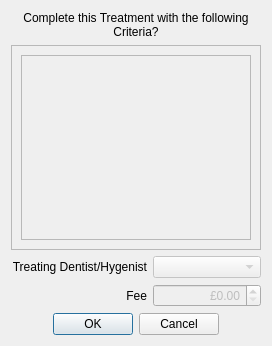
The window that qt-designer/completeTreatment.ui (rowinggolfer/openmolar1) describes before a commit, drawn with Qt 5.
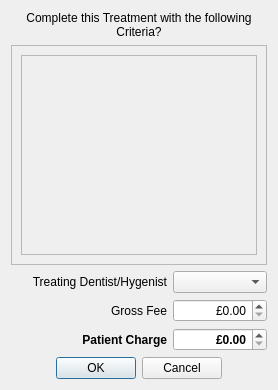
The same window after the commit.

What changed in the file:
```diff
--- a/qt-designer/completeTreatment.ui
+++ b/qt-designer/completeTreatment.ui
@@ -1,12 +1,12 @@
 <ui version="4.0" >
  <class>Dialog</class>
- <widget class="QDialog" name="Dialog" >
-  <property name="geometry" >
+ <widget class="QDialog" name="Dialog">
+  <property name="geometry">
    <rect>
     <x>0</x>
     <y>0</y>
-    <width>272</width>
-    <height>346</height>
+    <width>278</width>
+    <height>390</height>
    </rect>
   </property>
   <property name="windowTitle" >
@@ -37,13 +37,13 @@
      <property name="widgetResizable" >
       <bool>true</bool>
      </property>
-     <widget class="QWidget" name="scrollAreaWidgetContents" >
-      <property name="geometry" >
+     <widget class="QWidget" name="scrollAreaWidgetContents">
+      <property name="geometry">
        <rect>
         <x>0</x>
         <y>0</y>
-        <width>250</width>
-        <height>183</height>
+        <width>256</width>
+        <height>204</height>
        </rect>
       </property>
       <layout class="QVBoxLayout" name="verticalLayout" >
@@ -71,29 +71,47 @@
      </property>
     </widget>
    </item>
-   <item row="2" column="1" >
-    <widget class="QComboBox" name="dnt_comboBox" >
-     <property name="enabled" >
-      <bool>false</bool>
+   <item row="2" column="1">
+    <widget class="QComboBox" name="dnt_comboBox">
+     <property name="enabled">
+      <bool>true</bool>
      </property>
+     <property name="maximumSize">
+      <size>
+       <width>94</width>
+       <height>16777215</height>
+      </size>
+     </property>
+     <property name="font">
+      <font>
+       <weight>75</weight>
+       <bold>true</bold>
+      </font>
+     </property>
     </widget>
    </item>
-   <item row="3" column="0" >
-    <widget class="QLabel" name="label_4" >
-     <property name="text" >
-      <string>Fee</string>
+   <item row="3" column="0">
+    <widget class="QLabel" name="label_4">
+     <property name="text">
+      <string>Gross Fee</string>
      </property>
      <property name="alignment" >
       <set>Qt::AlignRight|Qt::AlignTrailing|Qt::AlignVCenter</set>
      </property>
     </widget>
    </item>
-   <item row="3" column="1" >
-    <widget class="QDoubleSpinBox" name="fee_doubleSpinBox" >
-     <property name="enabled" >
-      <bool>false</bool>
+   <item row="3" column="1">
+    <widget class="QDoubleSpinBox" name="fee_doubleSpinBox">
+     <property name="enabled">
+      <bool>true</bool>
      </property>
-     <property name="alignment" >
+     <property name="maximumSize">
+      <size>
+       <width>94</width>
+       <height>16777215</height>
+      </size>
+     </property>
+     <property name="alignment">
       <set>Qt::AlignRight|Qt::AlignTrailing|Qt::AlignVCenter</set>
      </property>
      <property name="prefix" >
@@ -104,9 +122,53 @@
      </property>
     </widget>
    </item>
-   <item row="4" column="0" colspan="2" >
-    <widget class="QDialogButtonBox" name="buttonBox" >
-     <property name="orientation" >
+   <item row="4" column="0">
+    <widget class="QLabel" name="label_5">
+     <property name="font">
+      <font>
+       <weight>75</weight>
+       <bold>true</bold>
+      </font>
+     </property>
+     <property name="text">
+      <string>Patient Charge</string>
+     </property>
+     <property name="alignment">
+      <set>Qt::AlignRight|Qt::AlignTrailing|Qt::AlignVCenter</set>
+     </property>
+    </widget>
+   </item>
+   <item row="4" column="1">
+    <widget class="QDoubleSpinBox" name="ptfee_doubleSpinBox">
+     <property name="enabled">
+      <bool>true</bool>
+     </property>
+     <property name="maximumSize">
+      <size>
+       <width>94</width>
+       <height>16777215</height>
+      </size>
+     </property>
+     <property name="font">
+      <font>
+       <weight>75</weight>
+       <bold>true</bold>
+      </font>
+     </property>
+     <property name="alignment">
+      <set>Qt::AlignRight|Qt::AlignTrailing|Qt::AlignVCenter</set>
+     </property>
+     <property name="prefix">
+      <string>£</string>
+     </property>
+     <property name="maximum">
+      <double>3000.000000000000000</double>
+     </property>
+    </widget>
+   </item>
+   <item row="5" column="0" colspan="2">
+    <widget class="QDialogButtonBox" name="buttonBox">
+     <property name="orientation">
       <enum>Qt::Horizontal</enum>
      </property>
      <property name="standardButtons" >
```
Left out of the diff: 59 changed lines with no effect on the pictures.
